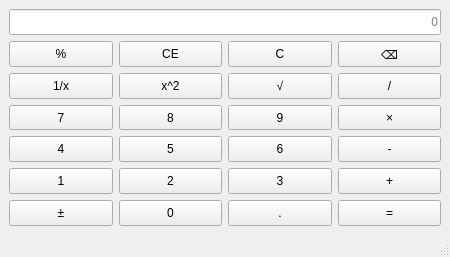
This is Lab1/mainwindow.ui in Kkinili/test_github as Qt 5 draws it before an edit. The edited form follows.
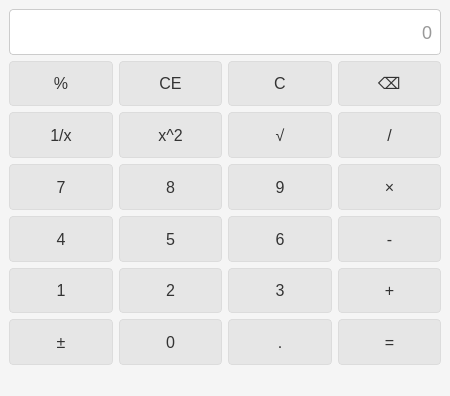
This is the edited form.

Commit message: 使用样式表改善界面

Diff of the .ui file:
```diff
--- a/Lab1/mainwindow.ui
+++ b/Lab1/mainwindow.ui
@@ -7,12 +7,81 @@
     <x>0</x>
     <y>0</y>
     <width>450</width>
-    <height>257</height>
+    <height>396</height>
    </rect>
   </property>
   <property name="windowTitle">
    <string>MainWindow</string>
   </property>
+  <property name="styleSheet">
+   <string notr="true">/* 主窗口） */
+QWidget {
+    background-color: #f5f5f5;
+}
+
+/* 显示框 */
+QLineEdit {
+    background-color: #ffffff;
+    border: 1px solid #cccccc;
+    border-radius: 4px;
+    padding: 6px;
+    font-size: 18px;
+    color: #333333;
+    text-align: right;
+}
+
+/* 按钮通用样式 */
+QPushButton {
+    background-color: #e6e6e6;
+    border: 1px solid #dcdcdc;
+    border-radius: 4px;
+    padding: 12px;
+    font-size: 16px;
+    color: #333333;
+}
+
+/* 按钮 hover 效果 */
+QPushButton:hover {
+    background-color: #d9d9d9;
+}
+
+/* 功能按钮特殊样式 */
+QPushButton[text=&quot;%&quot;], 
+QPushButton[text=&quot;CE&quot;], 
+QPushButton[text=&quot;C&quot;], 
+QPushButton[text=&quot;←&quot;], 
+QPushButton[text=&quot;1/x&quot;], 
+QPushButton[text=&quot;x^2&quot;], 
+QPushButton[text=&quot;√&quot;], 
+QPushButton[text=&quot;/&quot;], 
+QPushButton[text=&quot;×&quot;], 
+QPushButton[text=&quot;-&quot;], 
+QPushButton[text=&quot;+&quot;], 
+QPushButton[text=&quot;±&quot;], 
+QPushButton[text=&quot;=&quot;],
+QPushButton[text=&quot;.&quot;] {
+    background-color: #f5a623;
+    color: white;
+}
+
+/* 功能按钮 hover 效果 */
+QPushButton[text=&quot;%&quot;]:hover, 
+QPushButton[text=&quot;CE&quot;]:hover, 
+QPushButton[text=&quot;C&quot;]:hover, 
+QPushButton[text=&quot;←&quot;]:hover, 
+QPushButton[text=&quot;1/x&quot;]:hover, 
+QPushButton[text=&quot;x²&quot;]:hover, 
+QPushButton[text=&quot;√&quot;]:hover, 
+QPushButton[text=&quot;/&quot;]:hover, 
+QPushButton[text=&quot;×&quot;]:hover, 
+QPushButton[text=&quot;-&quot;]:hover, 
+QPushButton[text=&quot;+&quot;]:hover, 
+QPushButton[text=&quot;±&quot;]:hover, 
+QPushButton[text=&quot;=&quot;]:hover,
+QPushButton[text=&quot;.&quot;]:hover {
+    background-color: #e89919;
+}</string>
+  </property>
   <widget class="QWidget" name="centralwidget">
    <layout class="QHBoxLayout" name="horizontalLayout">
     <item>
```
